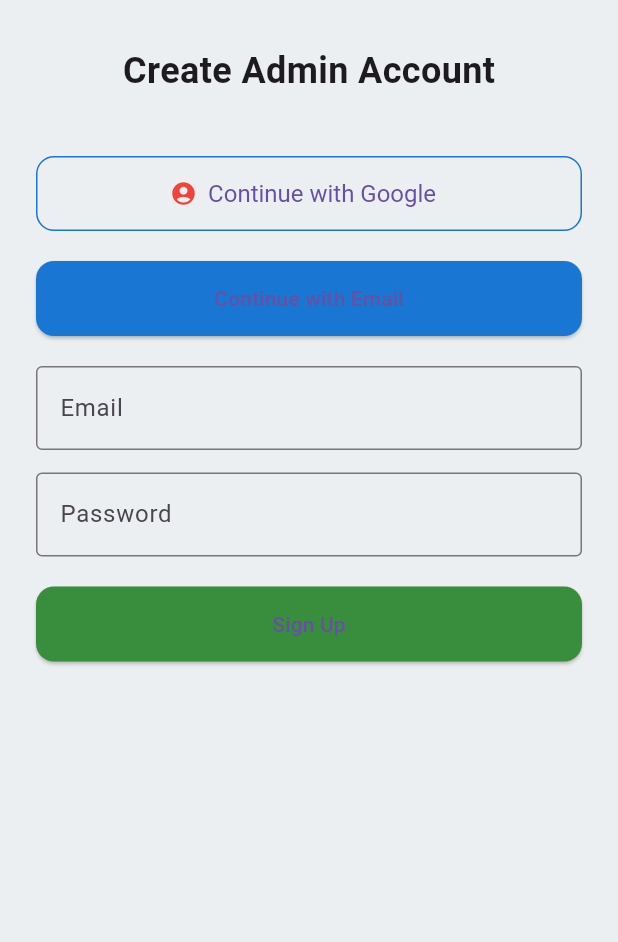
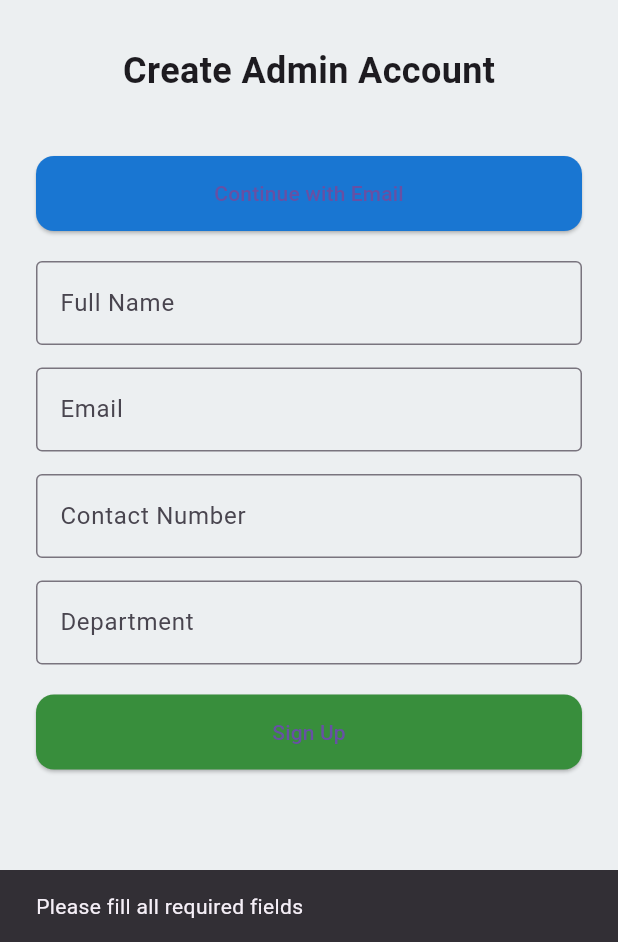
Before and after one commit to SabaShahdin/HospitalManagementSystem, a Flutter app: the AdminSignupScreen screen opened directly, after a tap on "Continue with Email", after a tap on "Sign Up", on a phone screen of 412 x 824 dp, the part 294-1236 px from its top. Run offline on Flutter 3.47's test engine with Material 3 defaults, Android fonts, the phone set to English and light mode, and no system bars.

```diff
--- a/lib/AdminSignUp.dart
+++ b/lib/AdminSignUp.dart
@@ -1,4 +1,6 @@
 import 'package:flutter/material.dart';
+import 'package:http/http.dart' as http;
+import 'dart:convert';
 
 class AdminSignupScreen extends StatefulWidget {
   const AdminSignupScreen({super.key});
@@ -9,8 +11,69 @@ class AdminSignupScreen extends StatefulWidget {
 
 class _AdminSignupScreenState extends State<AdminSignupScreen> {
   final emailController = TextEditingController();
-  final passwordController = TextEditingController();
+  final passwordController =
+      TextEditingController(); // Unused in backend but retained for UI
+  final nameController = TextEditingController();
+  final contactController = TextEditingController();
+  final departmentController = TextEditingController();
+
   bool showEmailForm = false;
+  bool isLoading = false;
+
+  Future<void> registerAdmin() async {
+    final String email = emailController.text.trim();
+    final String name = nameController.text.trim();
+    final String contact = contactController.text.trim();
+    final String department = departmentController.text.trim();
+
+    if (email.isEmpty || name.isEmpty) {
+      ScaffoldMessenger.of(context).showSnackBar(
+        const SnackBar(content: Text('Please fill all required fields')),
+      );
+      return;
+    }
+
+    setState(() {
+      isLoading = true;
+    });
+
+    try {
+      final response = await http.post(
+        Uri.parse(
+            'http://10.0.2.2:5000/api/admin/register'), // Use 10.0.2.2 for Android emulator
+        headers: {'Content-Type': 'application/json'},
+        body: jsonEncode({
+          'email': email,
+          'name': name,
+          'contactNumber': contact,
+          'department': department,
+        }),
+      );
+
+      final resData = jsonDecode(response.body);
+
+      if (response.statusCode == 201) {
+        ScaffoldMessenger.of(context).showSnackBar(
+          SnackBar(content: Text(resData['message'] ?? 'Admin registered!')),
+        );
+        emailController.clear();
+        nameController.clear();
+        contactController.clear();
+        departmentController.clear();
+        setState(() => showEmailForm = false);
+      } else {
+        ScaffoldMessenger.of(context).showSnackBar(
+          SnackBar(content: Text(resData['message'] ?? 'Error occurred')),
+        );
+      }
+    } catch (e) {
+      ScaffoldMessenger.of(context).showSnackBar(
+        SnackBar(content: Text('Failed to connect to server: $e')),
+      );
+    } finally {
+      setState(() => isLoading = false);
+    }
+  }
 
   @override
   Widget build(BuildContext context) {
@@ -27,70 +90,44 @@ class _AdminSignupScreenState extends State<AdminSignupScreen> {
           child: Column(
             crossAxisAlignment: CrossAxisAlignment.center,
             children: [
-              // Logo or Placeholder
               SizedBox(
                 height: 100,
-                child: Image.asset(
-                  'assets/images/logo.png',
-                  fit: BoxFit.contain,
-                ),
+                child:
+                    Image.asset('assets/images/logo.png', fit: BoxFit.contain),
               ),
               const SizedBox(height: 30),
-
               const Text(
                 "Create Admin Account",
-                style: TextStyle(
-                  fontSize: 24,
-                  fontWeight: FontWeight.bold,
-                ),
+                style: TextStyle(fontSize: 24, fontWeight: FontWeight.bold),
               ),
               const SizedBox(height: 40),
 
-              // Google Sign-in Button
-              SizedBox(
-                width: double.infinity,
-                height: 50,
-                child: OutlinedButton.icon(
-                  icon: const Icon(Icons.account_circle, color: Colors.red),
-                  label: const Text("Continue with Google"),
-                  onPressed: () {
-                    // TODO: Add Google Sign-in logic
-                  },
-                  style: OutlinedButton.styleFrom(
-                    side: BorderSide(color: Colors.blue.shade700),
-                    shape: RoundedRectangleBorder(
-                      borderRadius: BorderRadius.circular(12),
-                    ),
-                    textStyle: const TextStyle(fontSize: 16),
-                  ),
-                ),
-              ),
-
-              const SizedBox(height: 20),
-
-              // Continue with Email button
+              // Continue with Email
               SizedBox(
                 width: double.infinity,
                 height: 50,
                 child: ElevatedButton(
-                  onPressed: () {
-                    setState(() {
-                      showEmailForm = !showEmailForm;
-                    });
-                  },
+                  onPressed: () =>
+                      setState(() => showEmailForm = !showEmailForm),
                   child: const Text("Continue with Email"),
                   style: ElevatedButton.styleFrom(
                     backgroundColor: Colors.blue[700],
                     shape: RoundedRectangleBorder(
-                      borderRadius: BorderRadius.circular(12),
-                    ),
+                        borderRadius: BorderRadius.circular(12)),
                   ),
                 ),
               ),
-
               const SizedBox(height: 20),
 
               if (showEmailForm) ...[
+                TextField(
+                  controller: nameController,
+                  decoration: const InputDecoration(
+                    labelText: "Full Name",
+                    border: OutlineInputBorder(),
+                  ),
+                ),
+                const SizedBox(height: 15),
                 TextField(
                   controller: emailController,
                   decoration: const InputDecoration(
@@ -100,10 +137,18 @@ class _AdminSignupScreenState extends State<AdminSignupScreen> {
                 ),
                 const SizedBox(height: 15),
                 TextField(
-                  controller: passwordController,
-                  obscureText: true,
+                  controller: contactController,
                   decoration: const InputDecoration(
-                    labelText: "Password",
+                    labelText: "Contact Number",
+                    border: OutlineInputBorder(),
+                  ),
+                  keyboardType: TextInputType.phone,
+                ),
+                const SizedBox(height: 15),
+                TextField(
+                  controller: departmentController,
+                  decoration: const InputDecoration(
+                    labelText: "Department",
                     border: OutlineInputBorder(),
                   ),
                 ),
@@ -112,15 +157,14 @@ class _AdminSignupScreenState extends State<AdminSignupScreen> {
                   width: double.infinity,
                   height: 50,
                   child: ElevatedButton(
-                    onPressed: () {
-                      // TODO: Add email signup logic
-                    },
-                    child: const Text("Sign Up"),
+                    onPressed: isLoading ? null : registerAdmin,
+                    child: isLoading
+                        ? const CircularProgressIndicator(color: Colors.white)
+                        : const Text("Sign Up"),
                     style: ElevatedButton.styleFrom(
                       backgroundColor: Colors.green[700],
                       shape: RoundedRectangleBorder(
-                        borderRadius: BorderRadius.circular(12),
-                      ),
+                          borderRadius: BorderRadius.circular(12)),
                     ),
                   ),
                 ),
--- a/pubspec.yaml
+++ b/pubspec.yaml
@@ -35,6 +35,7 @@ dependencies:
   # The following adds the Cupertino Icons font to your application.
   # Use with the CupertinoIcons class for iOS style icons.
   cupertino_icons: ^1.0.6
+  http: ^1.4.0
 
 dev_dependencies:
   flutter_test:
```
Also changed, not shown: pubspec.lock, 2 other files.
